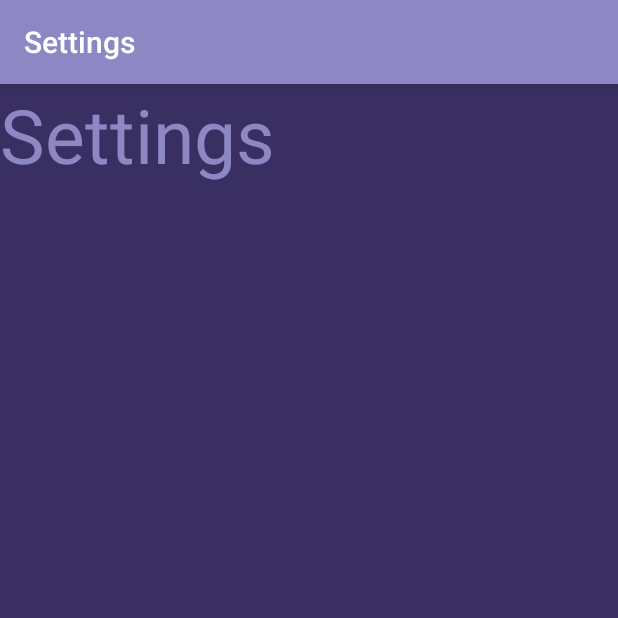
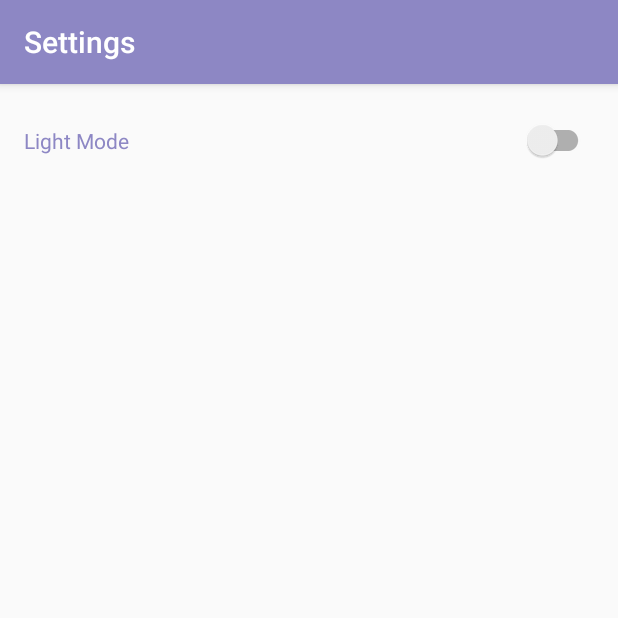
Before and after one commit to konshensx16/playground, an Android app: the fragment SettingFragment shown on its own in the app's theme, on a phone screen of 412 x 824 dp, the top half of it. Run offline under Robolectric (Android 15) with nearby library versions, the phone set to English and light mode, and no system bars.

Commit message:
Basic design for the settings fragment, dark and light mode switch in place and the state change is handled, need to change the desing to light or dark according to the switch state

```diff
--- a/app/src/main/java/com/example/konshensx/firstapp/BitcoinIndex.java
+++ b/app/src/main/java/com/example/konshensx/firstapp/BitcoinIndex.java
@@ -12,6 +12,7 @@ import android.support.v4.app.FragmentTransaction;
 import android.support.v7.app.ActionBar;
 import android.support.v7.app.AppCompatActivity;
 import android.os.Bundle;
+import android.util.Log;
 import android.view.MenuItem;
 import android.view.View;
 import android.view.Window;
@@ -19,6 +20,7 @@ import android.widget.Toast;
 
 
 public class BitcoinIndex extends AppCompatActivity {
+    private static final String TAG = "BitcoinIndex class";
 //    public static final String EXTRA_MESSAGE = "com.example.konshensx.firstapp.MESSAGE";
 
     BottomNavigationView navigation;
@@ -48,6 +50,7 @@ public class BitcoinIndex extends AppCompatActivity {
             navigation.setOnNavigationItemSelectedListener(mOnNavigationItemSelectedListener);
             CoordinatorLayout.LayoutParams layoutParams = (CoordinatorLayout.LayoutParams) navigation.getLayoutParams();
             layoutParams.setBehavior(new BottomNavigationBehavior());
+
 
             // check if device is connected to the internet
             if (!this.checkInternetConnection())
--- a/app/src/main/java/com/example/konshensx/firstapp/SettingFragment.java
+++ b/app/src/main/java/com/example/konshensx/firstapp/SettingFragment.java
@@ -8,11 +8,16 @@ import android.support.annotation.NonNull;
 import android.support.annotation.Nullable;
 import android.support.design.widget.Snackbar;
 import android.support.v4.app.Fragment;
+import android.support.v7.widget.SwitchCompat;
 import android.view.LayoutInflater;
 import android.view.View;
 import android.view.ViewGroup;
+import android.widget.CompoundButton;
+import android.widget.Toast;
 
-public class SettingFragment extends Fragment {
+public class SettingFragment extends Fragment implements CompoundButton.OnCheckedChangeListener {
+
+    SwitchCompat darkModeSwitch;
 
     public SettingFragment() {}
 
@@ -21,6 +26,13 @@ public class SettingFragment extends Fragment {
     public View onCreateView(@NonNull LayoutInflater inflater, @Nullable ViewGroup container, @Nullable Bundle savedInstanceState) {
         // might need to change this ?
         return inflater.inflate(R.layout.setting_layout, container, false);
+    }
+
+    @Override
+    public void onActivityCreated(@Nullable Bundle savedInstanceState) {
+        super.onActivityCreated(savedInstanceState);
+        darkModeSwitch = getActivity().findViewById(R.id.dark_mode_switch);
+        darkModeSwitch.setOnCheckedChangeListener(this);
     }
 
     @Override
@@ -65,4 +77,14 @@ public class SettingFragment extends Fragment {
         NetworkInfo activeNetwork = cm.getActiveNetworkInfo();
         return activeNetwork != null && activeNetwork.isConnectedOrConnecting();
     }
+
+    @Override
+    public void onCheckedChanged(CompoundButton compoundButton, boolean isChecked) {
+        // TODO: display toast or logs based on state of the switch
+        switch (compoundButton.getId()) {
+            case R.id.dark_mode_switch:
+                Toast.makeText(getContext(), "isChecked: " + isChecked , Toast.LENGTH_SHORT).show();
+                break;
+        }
+    }
 }
--- a/app/src/main/res/layout/setting_layout.xml
+++ b/app/src/main/res/layout/setting_layout.xml
@@ -4,13 +4,36 @@
     android:layout_width="match_parent"
     android:layout_height="match_parent">
 
-    <TextView
+    <LinearLayout android:layout_height="match_parent"
         android:layout_width="match_parent"
-        android:layout_height="match_parent"
-        android:textSize="50sp"
-        android:text="@string/setting_text"
-        android:background="@color/colorPrimaryDark"
-        android:textColor="@color/colorPrimary"
-        />
+        android:orientation="vertical">
 
+
+        <LinearLayout android:layout_height="match_parent"
+            android:layout_width="match_parent"
+            android:orientation="horizontal"
+            android:layout_marginTop="24dp">
+
+            <TextView
+                android:id="@+id/textView4"
+                android:layout_width="wrap_content"
+                android:layout_height="wrap_content"
+                android:layout_marginStart="16dp"
+                android:layout_weight="1"
+                android:textColor="@color/colorPrimary"
+                android:text="@string/setting_light_mode" />
+
+            <android.support.v7.widget.SwitchCompat
+                android:id="@+id/dark_mode_switch"
+                android:layout_width="wrap_content"
+                android:layout_height="wrap_content"
+                android:layout_marginEnd="16dp"
+                android:checked="false"
+                android:textOff="OFF"
+                android:textOn="ON"/>
+
+        </LinearLayout>
+
+
+    </LinearLayout>
 </FrameLayout>
--- a/app/src/main/res/values/strings.xml
+++ b/app/src/main/res/values/strings.xml
@@ -19,4 +19,5 @@
     <string name="name_text">Name</string>
     <string name="currency_details_text">CURRENCY DETAILS</string>
     <string name="search_title_holder">Searching for <b>%1$s</b>, displaying <b>%2$d</b> results</string>
+    <string name="setting_light_mode">Light Mode</string>
 </resources>
```
Also changed, not shown: app/src/main/java/com/example/konshensx/firstapp/HomeFragment.java (+4 -3 lines), 4 other files.
